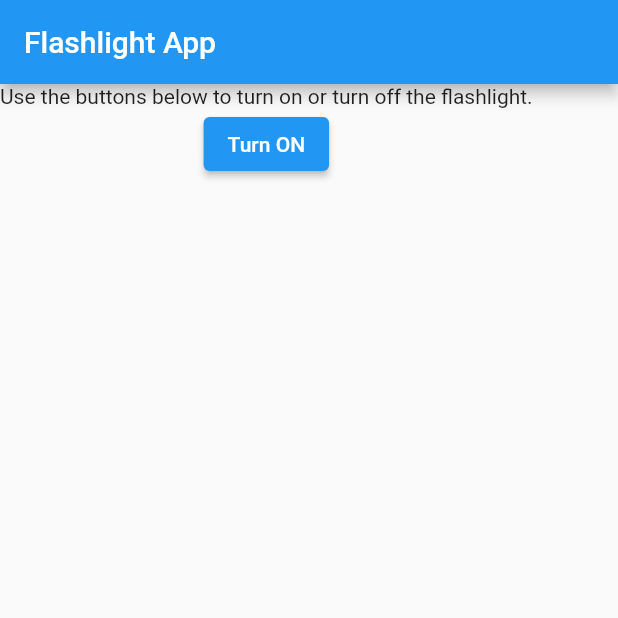
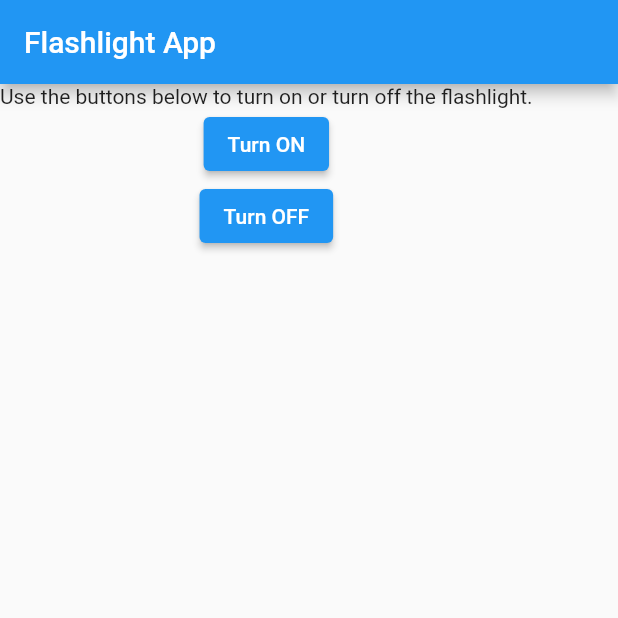
Before and after one commit to lecfy/flashlightapp, a Flutter app: the screen it shows after launch, after a tap on "Turn ON", on a phone screen of 412 x 824 dp, the top half of it. Run offline on Flutter 3.47's test engine with Material 2 defaults, Android fonts, the phone set to English and light mode, and no system bars; missing offline and left inert: flashlight.

Commit message:
add turn off button

```diff
--- a/lib/main.dart
+++ b/lib/main.dart
@@ -46,7 +46,10 @@ class _MyHomePageState extends State<MyHomePage> {
         Text('Use the buttons below to turn on or turn off the flashlight.'),
         ElevatedButton(onPressed: (){
           Flashlight.lightOn();
-        }, child: const Text("Turn ON"))
+        }, child: const Text("Turn ON")),
+        ElevatedButton(onPressed: (){
+          Flashlight.lightOff();
+        }, child: const Text("Turn OFF")),
       ],),
     );
   }
```
